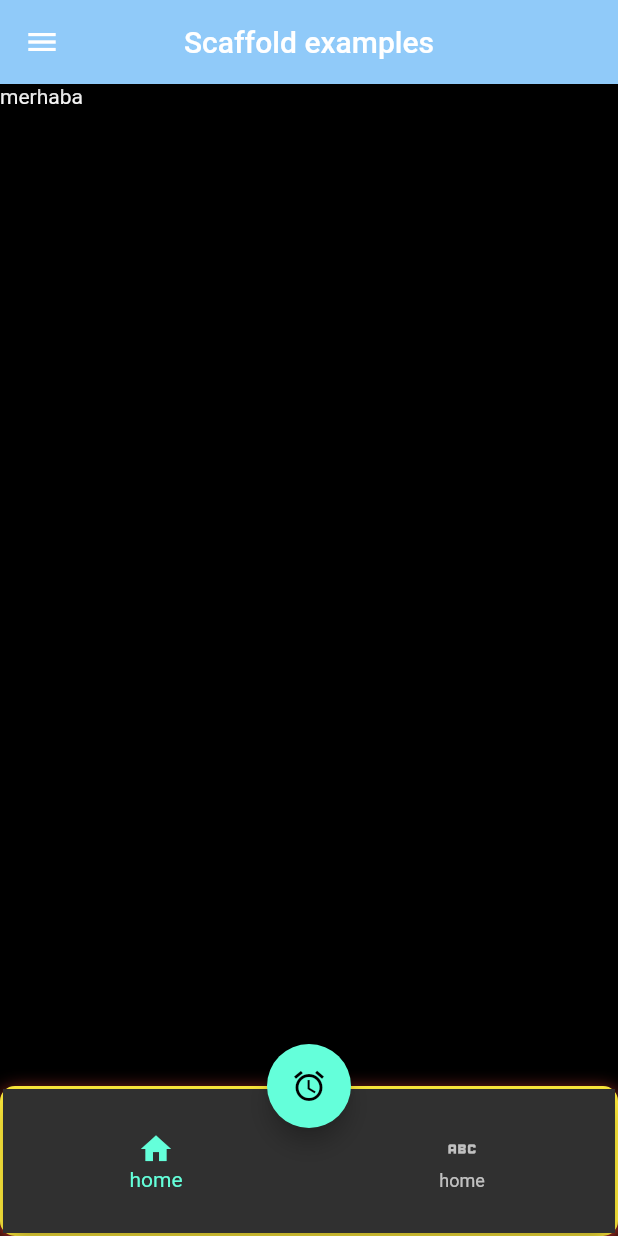
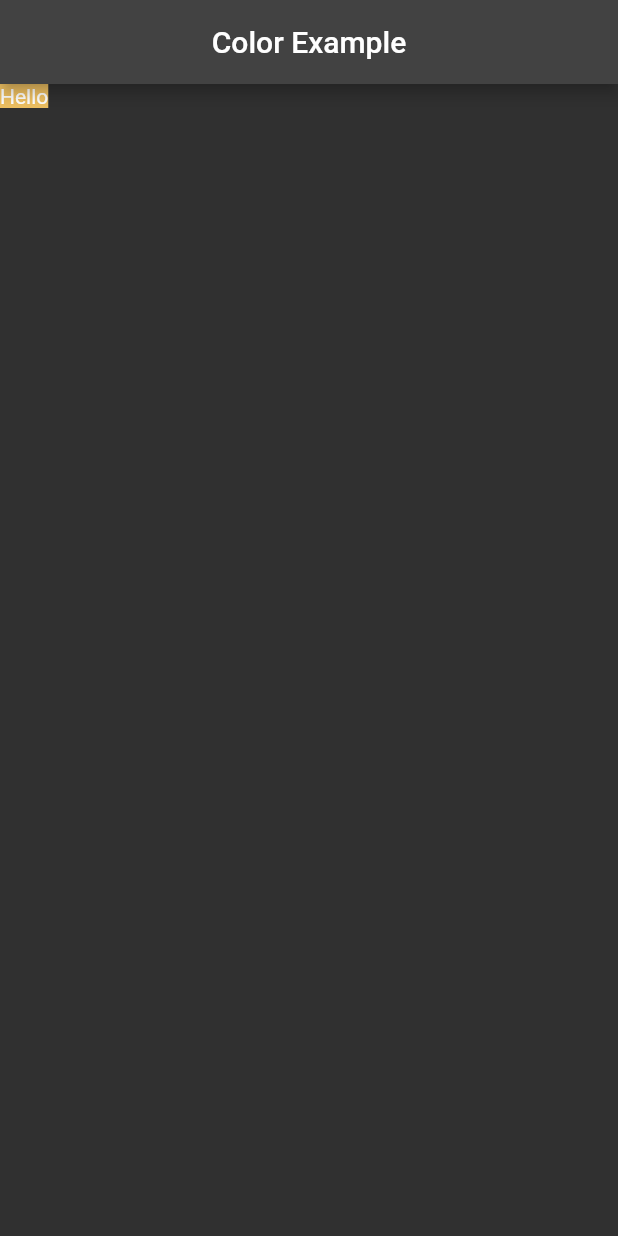
Before and after one commit to DeryaTelli/FlutterEducation, a Flutter app: the screen it shows after launch, on a phone screen of 412 x 824 dp. Run offline on Flutter 3.47's test engine with Material 2 defaults, Android fonts, the phone set to English and light mode, and no system bars.

Commit message:
second lesson I learned how to use AppBar widget , Button widgets , Icon widget and color

```diff
--- /dev/null
+++ b/flutter_learn/lib/Beginner_Learning/color_learn.dart
@@ -0,0 +1,31 @@
+import 'package:flutter/material.dart';
+
+class ColorLearn extends StatelessWidget {
+  ColorLearn({super.key});
+  ColorItem color = ColorItem();
+  @override
+  Widget build(BuildContext context) {
+    return Scaffold(
+      appBar: AppBar(
+        title: const Text('Color Example'),
+        centerTitle: true,
+      ),
+      body: Column(children: [
+        Container(
+          color: color.porchase,
+          child: Text('Hello'),
+        ),
+      ]
+          // main.dart daki theme: yerine renkleri entegra edebiliriz
+          //tum uygulamamizda o verdigimiz renkler gozukecektir
+          //colorScheme :
+
+          ),
+    );
+  }
+}
+
+class ColorItem {
+  final Color porchase = Color(0xffEDBF61);
+  final Color sulu = Color.fromRGBO(198, 273, 97, 1);
+}
--- a/flutter_learn/lib/101/container_sized_box.learn.dart
+++ b/flutter_learn/lib/Beginner_Learning/container_sized_box.learn.dart
@@ -7,7 +7,10 @@ class ContainerSizedBoxLearn extends StatelessWidget {
   Widget build(BuildContext context) {
     return Scaffold(
       //flutter sayfasi yapiyorsak scaffold ile sarmalamamiz gerekiyor
-      appBar: AppBar(),
+      appBar: AppBar(
+        title: const Text('Container SizedBox Example'),
+        centerTitle: true,
+      ),
       body: Column(
         children: [
           SizedBox(
--- a/flutter_learn/lib/101/scaffold_learn.dart
+++ b/flutter_learn/lib/Beginner_Learning/scaffold_learn.dart
@@ -1,5 +1,5 @@
 import 'package:flutter/material.dart';
-import 'package:flutter_learn/101/container_sized_box.learn.dart';
+import 'package:flutter_learn/Beginner_Learning/container_sized_box.learn.dart';
 
 class ScaffoldLearnView extends StatelessWidget {
   const ScaffoldLearnView({super.key});
--- a/flutter_learn/lib/101/text_learn_view.dart
+++ b/flutter_learn/lib/Beginner_Learning/text_learn_view.dart
@@ -13,6 +13,10 @@ class TextLearnView extends StatelessWidget {
   @override
   Widget build(BuildContext context) {
     return Scaffold(
+      appBar: AppBar(
+        title: const Text('Text Example'),
+        centerTitle: true,
+      ),
       body: Center(
         child: Column(
           mainAxisAlignment: MainAxisAlignment.center,
--- a/flutter_learn/lib/main.dart
+++ b/flutter_learn/lib/main.dart
@@ -1,7 +1,11 @@
 import 'package:flutter/material.dart';
-import 'package:flutter_learn/101/container_sized_box.learn.dart';
-import 'package:flutter_learn/101/scaffold_learn.dart';
-import 'package:flutter_learn/101/text_learn_view.dart';
+import 'package:flutter_learn/Beginner_Learning/app_bar_learn.dart';
+import 'package:flutter_learn/Beginner_Learning/button_learn.dart';
+import 'package:flutter_learn/Beginner_Learning/color_learn.dart';
+import 'package:flutter_learn/Beginner_Learning/container_sized_box.learn.dart';
+import 'package:flutter_learn/Beginner_Learning/icon_learn.dart';
+import 'package:flutter_learn/Beginner_Learning/scaffold_learn.dart';
+import 'package:flutter_learn/Beginner_Learning/text_learn_view.dart';
 
 void main() {
   runApp(const MyApp());
@@ -16,10 +20,22 @@ class MyApp extends StatelessWidget {
       // CupertinoApp() diyede baslangis var daha ios ozelliklerine yonelik yaklasimi var
       // material app projenin temasini ciziyor ana olaylari burada yapiliyor
       title: 'Flutter Demo', // uygulamadan cikinca uste gorunen baslik
-      debugShowCheckedModeBanner:false,
-       // ekranda yazili olan debug yazisini kontrol eder
-      theme: ThemeData.dark(),
-      home: const ScaffoldLearnView(),
+      debugShowCheckedModeBanner: false,
+      // ekranda yazili olan debug yazisini kontrol eder
+      theme: ThemeData.dark().copyWith(
+
+        //tum uygulamamin appbarlarinin ozelliklerini stillerini ayarlayip buraya yazarsam eger
+        //tum sayfalarimdaki appbarda bunu uygulayacaktir
+        //sen su yolu izle tum ozelliklerini stillerini ayri bir class olusturup appBarTheme: 'ye ekle
+        appBarTheme: const AppBarTheme(
+          centerTitle: true,
+        ),
+      ),
+      home:  ColorLearn(),
+      //IconLearn()
+      //AppBarLearnView()
+      //ButtonLearn()
+      //ScaffoldLearnView()
       //ContainerSizedBoxLearn()
       //TextLearnView()
     );
```
Also changed, not shown: flutter_learn/lib/Beginner_Learning/app_bar_learn.dart (added, +41 -0 lines), flutter_learn/lib/Beginner_Learning/button_learn.dart (added, +94 -0 lines), flutter_learn/lib/Beginner_Learning/icon_learn.dart (added, +53 -0 lines).
